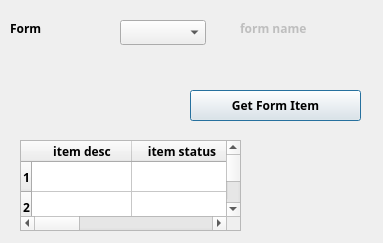
The window that presentation/authorization_ui/displayFormItems.ui (shymaa123456/HyperPOS2020) describes before a commit, drawn with Qt 5.
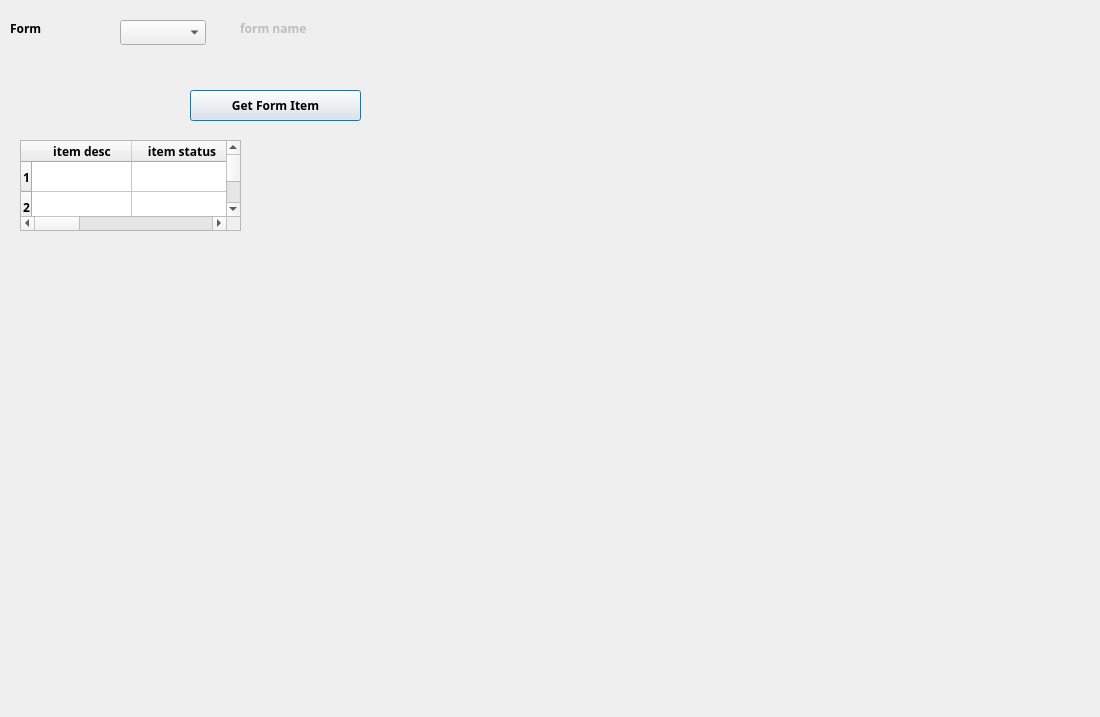
The same window after the commit.

What changed in the file:
```diff
--- a/presentation/authorization_ui/displayFormItems.ui
+++ b/presentation/authorization_ui/displayFormItems.ui
@@ -6,10 +6,22 @@
    <rect>
     <x>0</x>
     <y>0</y>
-    <width>383</width>
-    <height>243</height>
+    <width>1100</width>
+    <height>717</height>
    </rect>
   </property>
+  <property name="minimumSize">
+   <size>
+    <width>1100</width>
+    <height>717</height>
+   </size>
+  </property>
+  <property name="maximumSize">
+   <size>
+    <width>1100</width>
+    <height>717</height>
+   </size>
+  </property>
   <property name="windowTitle">
    <string>Display Form Items</string>
   </property>
```
